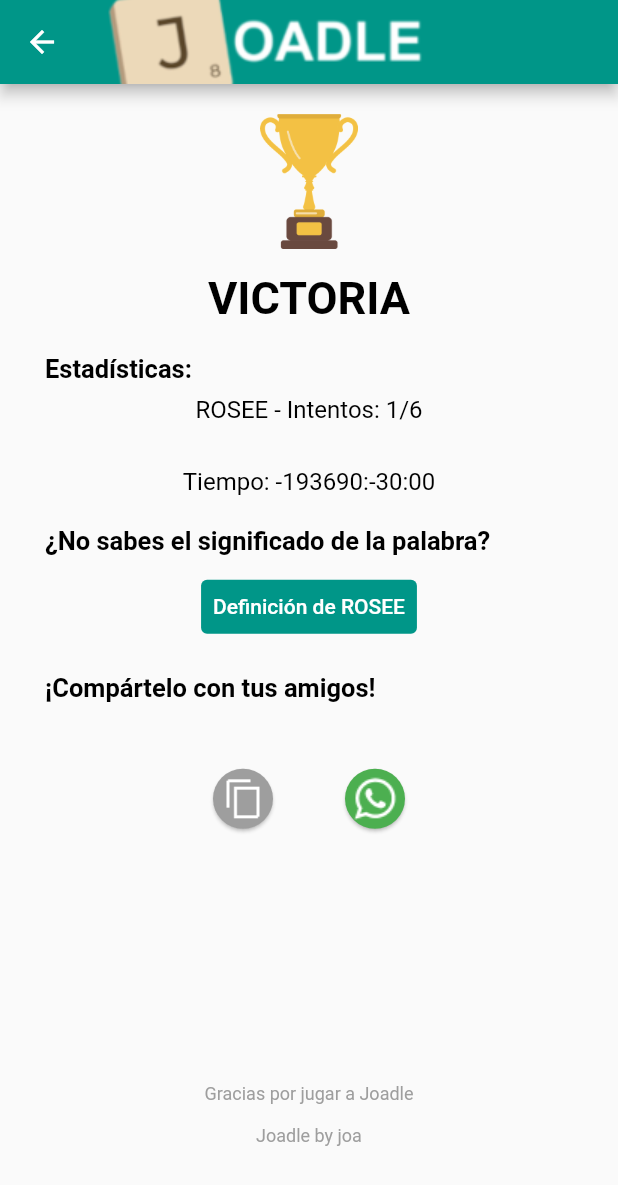
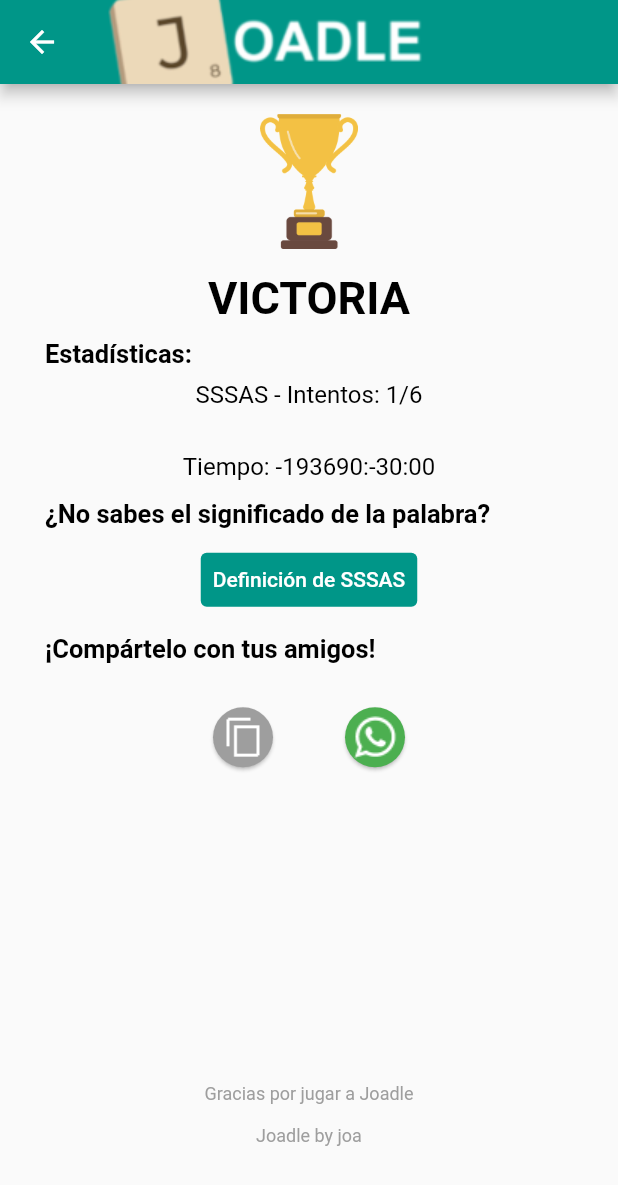
Before and after one commit to joaquinsolla/Encasillado, a Flutter app: the victory_page screen opened directly, on a phone screen of 412 x 824 dp. Shown: the top 1185 px of the screen. Run offline on Flutter 3.47's test engine with Material 2 defaults, Android fonts, the phone set to English and light mode, and no system bars; our stand-ins replace flushbar; missing offline and left inert: whatsapp_share; Roboto replaces fonts that are missing (RaleWay).

Commit message:
small changes

```diff
--- a/lib/common.dart
+++ b/lib/common.dart
@@ -221,7 +221,7 @@ class victory_page extends StatelessWidget {
                 textAlign: TextAlign.center,
               ),
               SizedBox(
-                height: 20,
+                height: 10,
               ),
               Container(
                 alignment: Alignment.topLeft,
@@ -262,7 +262,7 @@ class victory_page extends StatelessWidget {
                 textAlign: TextAlign.center,
               ),
               SizedBox(
-                height: 20,
+                height: 12,
               ),
               Container(
                 alignment: Alignment.topLeft,
@@ -288,7 +288,7 @@ class victory_page extends StatelessWidget {
                       backgroundColor: Color(0xff009688)),
                   child: Text("Definición de " + wordOfTheDayString)),
               SizedBox(
-                height: 20,
+                height: 12,
               ),
               Container(
                 alignment: Alignment.topLeft,
@@ -305,7 +305,7 @@ class victory_page extends StatelessWidget {
                 ),
               ),
               SizedBox(
-                height: 40,
+                height: 25,
               ),
               Row(
                 mainAxisAlignment: MainAxisAlignment.center,
@@ -388,7 +388,7 @@ class defeat_page extends StatelessWidget {
                 textAlign: TextAlign.center,
               ),
               SizedBox(
-                height: 20,
+                height: 10,
               ),
               Container(
                 alignment: Alignment.topLeft,
@@ -429,7 +429,7 @@ class defeat_page extends StatelessWidget {
                 textAlign: TextAlign.center,
               ),
               SizedBox(
-                height: 20,
+                height: 12,
               ),
               Container(
                 alignment: Alignment.topLeft,
@@ -455,7 +455,7 @@ class defeat_page extends StatelessWidget {
                       backgroundColor: Color(0xff009688)),
                   child: Text("Definición de " + wordOfTheDayString)),
               SizedBox(
-                height: 20,
+                height: 12,
               ),
               Container(
                 alignment: Alignment.topLeft,
@@ -472,7 +472,7 @@ class defeat_page extends StatelessWidget {
                 ),
               ),
               SizedBox(
-                height: 40,
+                height: 25,
               ),
               Row(
                 mainAxisAlignment: MainAxisAlignment.center,
--- a/lib/main.dart
+++ b/lib/main.dart
@@ -10,10 +10,9 @@ void main() {
    *  --no-sound-null-safety */
 
   /** DATABASE SELECTOR */
-  selectedDatabase = bigDB;
+  //selectedDatabase = bigDB;
   //selectedDatabase = testDB0;
-  //selectedDatabase = testDB1;
-
+  selectedDatabase = testDB1;
 
   startDate = DateTime.now();
 
```
